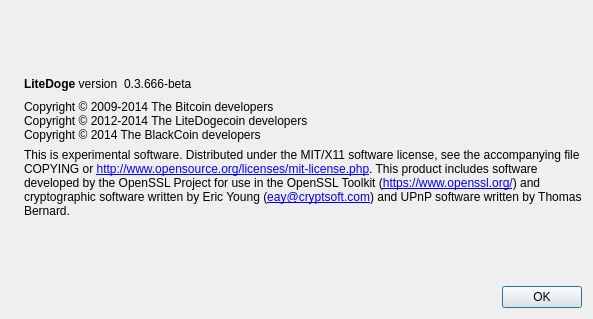
First picture: the form in src/qt/forms/aboutdialog.ui, repository ldoge/LDOGE, before the edit.
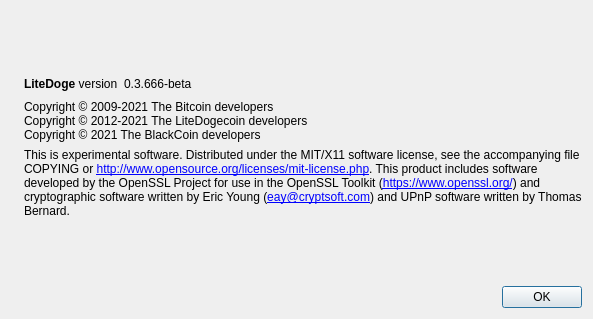
Second picture: the form after the edit. Icons and pictures are not drawn.

```diff
--- a/src/qt/forms/aboutdialog.ui
+++ b/src/qt/forms/aboutdialog.ui
@@ -91,9 +91,9 @@
         <cursorShape>IBeamCursor</cursorShape>
        </property>
        <property name="text">
-        <string>Copyright © 2009-2014 The Bitcoin developers
-Copyright © 2012-2014 The LiteDogecoin developers
-Copyright © 2014 The BlackCoin developers</string>
+        <string>Copyright © 2009-2021 The Bitcoin developers
+Copyright © 2012-2021 The LiteDogecoin developers
+Copyright © 2021 The BlackCoin developers</string>
        </property>
        <property name="textInteractionFlags">
         <set>Qt::LinksAccessibleByMouse|Qt::TextSelectableByKeyboard|Qt::TextSelectableByMouse</set>
```
